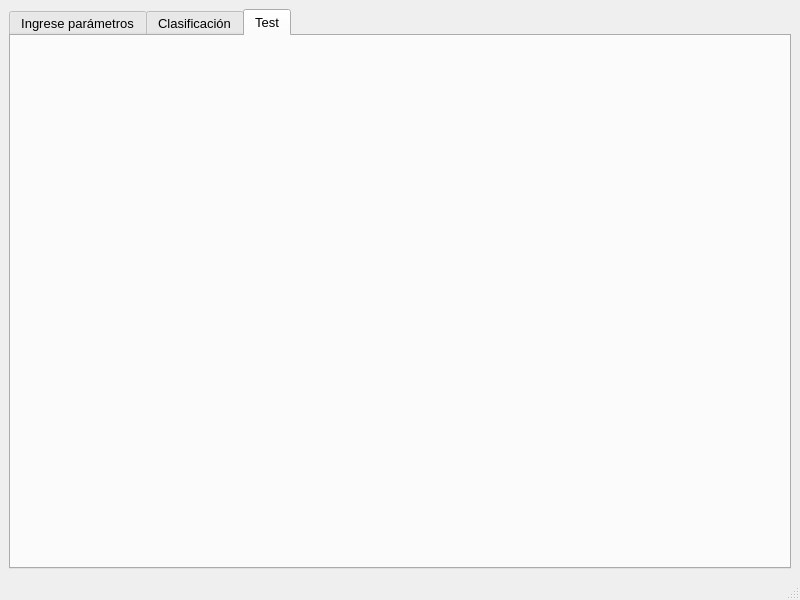
Qt form window.ui (gabrielhruza/iatpi) before a commit.
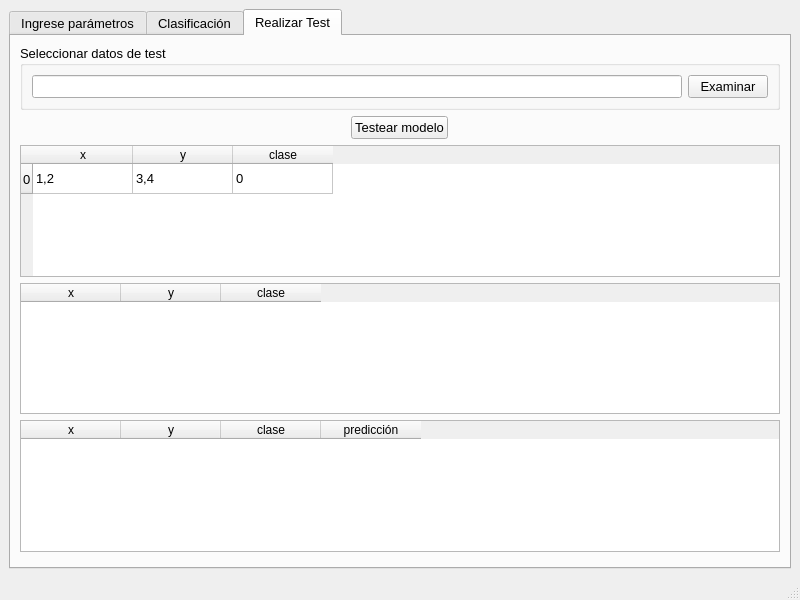
The same form after that commit. The open tabs and pages were chosen to show the change. Custom widgets are drawn as their Qt base class.

Patch:
```diff
--- a/window.ui
+++ b/window.ui
@@ -115,8 +115,127 @@
       </widget>
       <widget class="QWidget" name="tab_3">
        <attribute name="title">
-        <string>Test</string>
+        <string>Realizar Test</string>
        </attribute>
+       <layout class="QVBoxLayout" name="verticalLayout_3">
+        <item>
+         <widget class="QGroupBox" name="groupBox_2">
+          <property name="title">
+           <string>Seleccionar datos de test</string>
+          </property>
+          <layout class="QHBoxLayout" name="horizontalLayout_3">
+           <item>
+            <widget class="QLineEdit" name="input_file_test"/>
+           </item>
+           <item>
+            <widget class="QPushButton" name="examinar_test">
+             <property name="text">
+              <string>Examinar</string>
+             </property>
+            </widget>
+           </item>
+          </layout>
+         </widget>
+        </item>
+        <item alignment="Qt::AlignHCenter">
+         <widget class="QPushButton" name="testear">
+          <property name="maximumSize">
+           <size>
+            <width>100</width>
+            <height>16777215</height>
+           </size>
+          </property>
+          <property name="text">
+           <string>Testear modelo</string>
+          </property>
+         </widget>
+        </item>
+        <item>
+         <widget class="QTableWidget" name="corr_tableWidget">
+          <row>
+           <property name="text">
+            <string>0</string>
+           </property>
+          </row>
+          <column>
+           <property name="text">
+            <string>x</string>
+           </property>
+          </column>
+          <column>
+           <property name="text">
+            <string>y</string>
+           </property>
+          </column>
+          <column>
+           <property name="text">
+            <string>clase</string>
+           </property>
+          </column>
+          <item row="0" column="0">
+           <property name="text">
+            <string>1,2</string>
+           </property>
+          </item>
+          <item row="0" column="1">
+           <property name="text">
+            <string>3,4</string>
+           </property>
+          </item>
+          <item row="0" column="2">
+           <property name="text">
+            <string>0</string>
+           </property>
+          </item>
+         </widget>
+        </item>
+        <item>
+         <widget class="QTableWidget" name="nopred_tableWidget">
+          <column>
+           <property name="text">
+            <string>x</string>
+           </property>
+          </column>
+          <column>
+           <property name="text">
+            <string>y</string>
+           </property>
+          </column>
+          <column>
+           <property name="text">
+            <string>clase</string>
+           </property>
+          </column>
+         </widget>
+        </item>
+        <item>
+         <widget class="QTableWidget" name="incorr_tableWidget">
+          <column>
+           <property name="text">
+            <string>x</string>
+           </property>
+          </column>
+          <column>
+           <property name="text">
+            <string>y</string>
+           </property>
+          </column>
+          <column>
+           <property name="text">
+            <string>clase</string>
+           </property>
+          </column>
+          <column>
+           <property name="text">
+            <string>predicción</string>
+           </property>
+          </column>
+         </widget>
+        </item>
+        <item>
+         <widget class="QWidget" name="graficos_widget" native="true"/>
+        </item>
+       </layout>
       </widget>
      </widget>
     </item>
```
Left out of the diff: 2 changed lines with no effect on the pictures.
